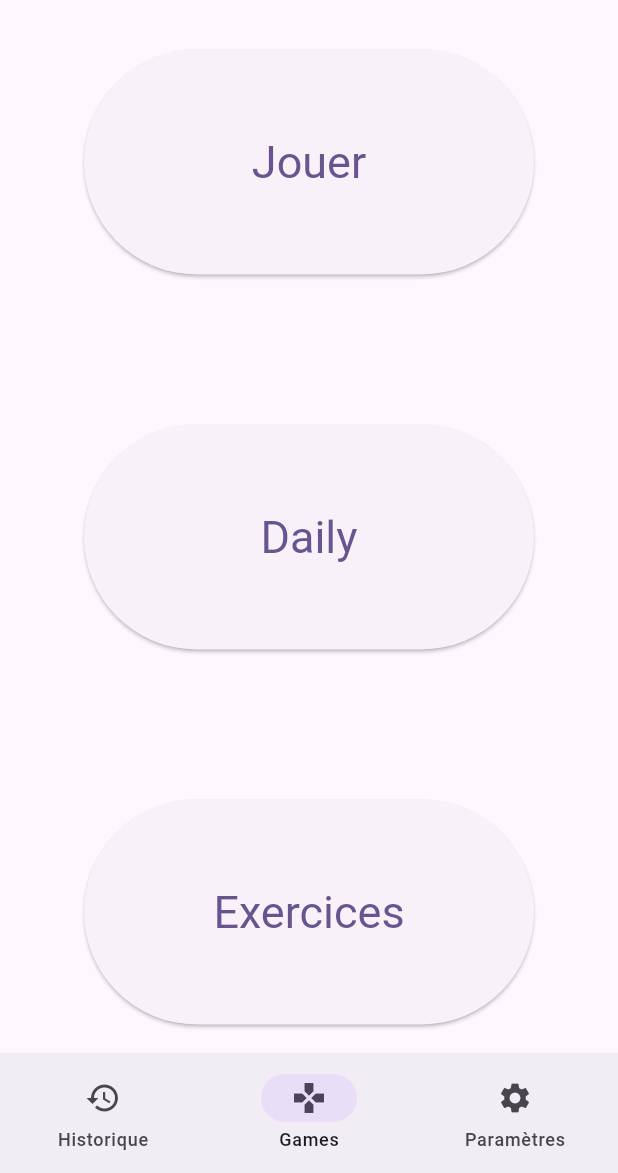
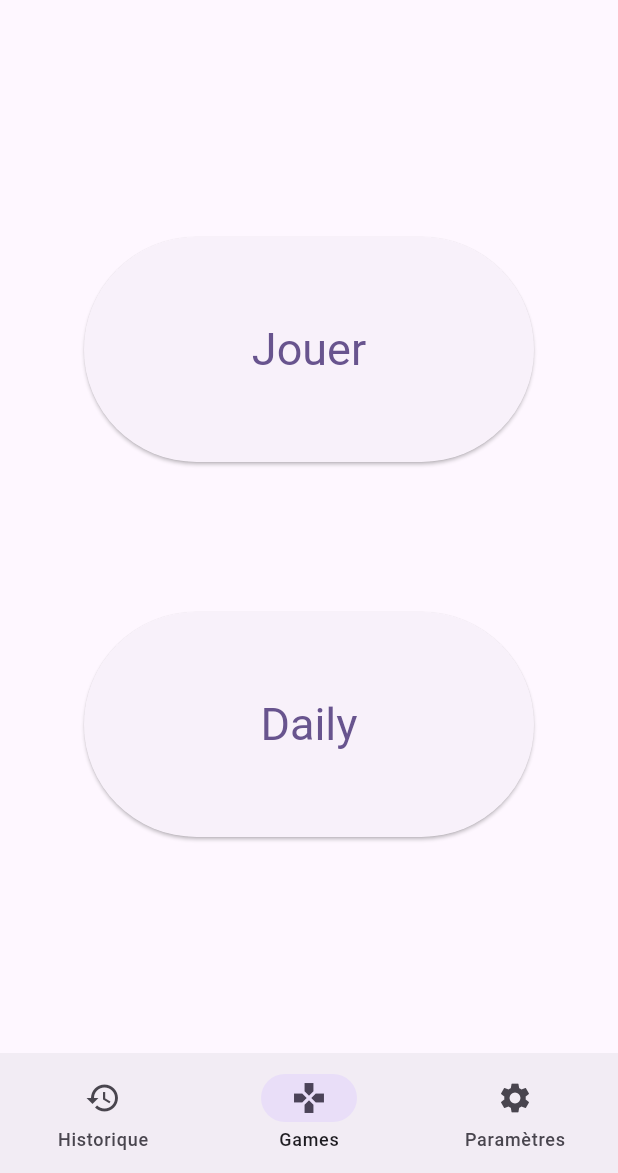
Before and after one commit to Aoxcis/AMSE-TP2, a Flutter app: the screen it shows after launch, on a phone screen of 412 x 824 dp, the part 63-1236 px from its top. Run offline on Flutter 3.47's test engine with Material 3 defaults, Android fonts, the phone set to English and light mode, and no system bars; our stand-ins replace image_picker, settings_ui, shared_preferences, table_calendar; missing offline and left inert: app_settings.

Commit message:
delete exercices button from home page

```diff
--- a/tp2/lib/pages/home_page.dart
+++ b/tp2/lib/pages/home_page.dart
@@ -49,17 +49,6 @@ class _HomePageState extends State<HomePage> {
               },
               child: const Text('Daily'),
             ),
-            const SizedBox(height: 100),
-            ElevatedButton(
-              style: ElevatedButton.styleFrom(
-                fixedSize: const Size(300, 150),
-                textStyle: const TextStyle(fontSize: 30),
-              ),
-              onPressed: () {
-                Navigator.pushNamed(context, '/exercices');
-              },
-              child: const Text('Exercices'),
-            ),
           ],
         ),
       ),
```
